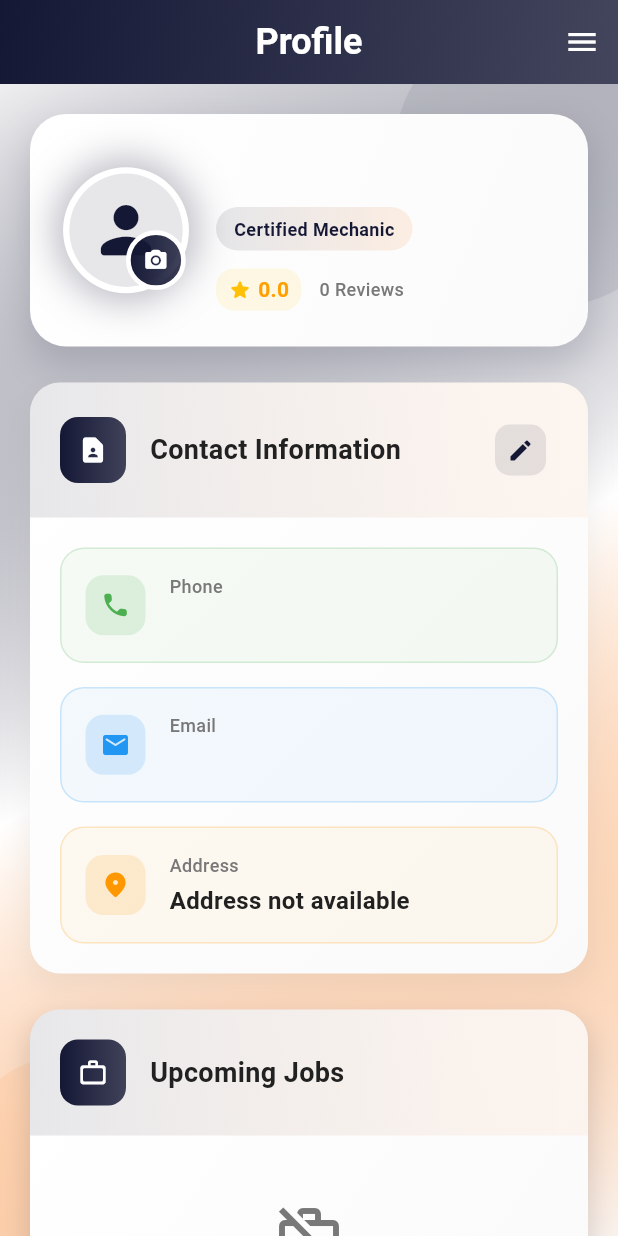
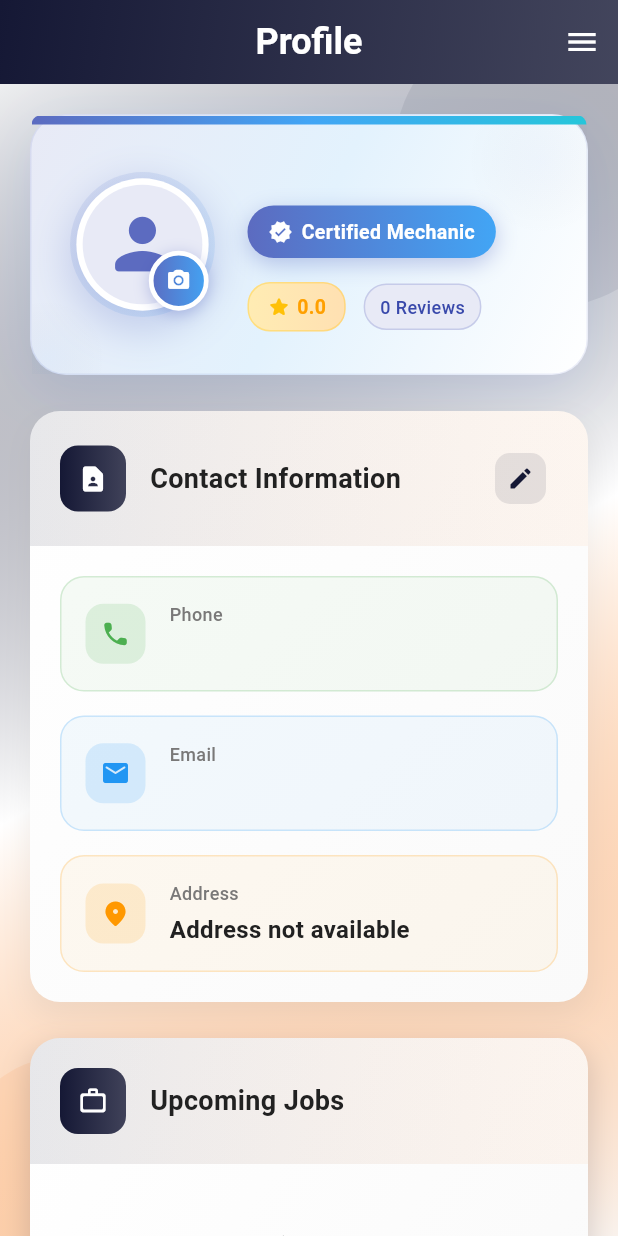
Before and after one commit to Abrar10592/MechaFind, a Flutter app: the MechanicProfile screen opened directly, on a phone screen of 412 x 824 dp. Run offline on Flutter 3.47's test engine with Material 3 defaults, Android fonts, the phone set to English and light mode, and no system bars; our stand-ins replace animated_text_kit, app_links, cached_network_image, easy_localization, flutter_map, flutter_rating_bar and 9 more; missing offline and left inert: flutter_polyline_points; accounts and stored records are empty; network calls fail; Roboto replaces fonts that are missing (Poppins); statements that could not run were skipped.

Commit message:
Mechanic Profile Section Bugs Fixed

```diff
--- a/lib/mechanic/mechanic_profile.dart
+++ b/lib/mechanic/mechanic_profile.dart
@@ -1365,27 +1365,101 @@ class _MechanicProfileState extends State<MechanicProfile> with TickerProviderSt
       decoration: BoxDecoration(
         gradient: LinearGradient(
           colors: [
+            Colors.indigo.shade50,
+            Colors.blue.shade50,
             Colors.white,
-            Colors.grey.shade50,
           ],
           begin: Alignment.topLeft,
           end: Alignment.bottomRight,
+          stops: [0.0, 0.5, 1.0],
         ),
         borderRadius: BorderRadius.circular(24),
+        border: Border.all(
+          color: Colors.indigo.withOpacity(0.1),
+          width: 1,
+        ),
         boxShadow: [
           BoxShadow(
-            color: AppColors.primary.withOpacity(0.15),
-            blurRadius: 20,
-            offset: const Offset(0, 10),
-            spreadRadius: 2,
-          ),
-        ],
-      ),
-      child: Padding(
-        padding: const EdgeInsets.all(24),
+            color: Colors.indigo.withOpacity(0.08),
+            blurRadius: 25,
+            offset: const Offset(0, 12),
+            spreadRadius: 0,
+          ),
+          BoxShadow(
+            color: Colors.blue.withOpacity(0.05),
+            blurRadius: 40,
+            offset: const Offset(0, 5),
+            spreadRadius: 5,
+          ),
+        ],
+      ),
+      child: Stack(
+        children: [
+          // Background Pattern
+          Positioned(
+            top: -20,
+            right: -20,
+            child: Container(
+              width: 100,
+              height: 100,
+              decoration: BoxDecoration(
+                shape: BoxShape.circle,
+                gradient: RadialGradient(
+                  colors: [
+                    Colors.indigo.withOpacity(0.03),
+                    Colors.transparent,
+                  ],
+                ),
+              ),
+            ),
+          ),
+          Positioned(
+            bottom: -30,
+            left: -30,
+            child: Container(
+              width: 80,
+              height: 80,
+              decoration: BoxDecoration(
+                shape: BoxShape.circle,
+                gradient: RadialGradient(
+                  colors: [
+                    Colors.blue.withOpacity(0.03),
+                    Colors.transparent,
+                  ],
+                ),
+              ),
+            ),
+          ),
+
+          // Header Banner
+          Positioned(
+            top: 0,
+            left: 0,
+            right: 0,
+            child: Container(
+              height: 6,
+              decoration: BoxDecoration(
+                gradient: LinearGradient(
+                  colors: [
+                    Colors.indigo.shade400,
+                    Colors.blue.shade400,
+                    Colors.cyan.shade400,
+                  ],
+                ),
+                borderRadius: BorderRadius.only(
+                  topLeft: Radius.circular(24),
+                  topRight: Radius.circular(24),
+                ),
+              ),
+            ),
+          ),
+
+          // Main Content
+          Padding(
+            padding: const EdgeInsets.all(28),
             child: Row(
               children: [
-            // Profile Image with Pulse Animation
+                // Profile Image with Enhanced Styling
                 AnimatedBuilder(
                   animation: _pulseAnimation,
                   builder: (context, child) {
@@ -1396,45 +1470,62 @@ class _MechanicProfileState extends State<MechanicProfile> with TickerProviderSt
                         child: Container(
                           decoration: BoxDecoration(
                             shape: BoxShape.circle,
+                            gradient: LinearGradient(
+                              colors: [
+                                Colors.indigo.withOpacity(0.1),
+                                Colors.blue.withOpacity(0.1),
+                              ],
+                              begin: Alignment.topLeft,
+                              end: Alignment.bottomRight,
+                            ),
                             boxShadow: [
                               BoxShadow(
-                            color: AppColors.primary.withOpacity(0.3),
+                                color: Colors.indigo.withOpacity(0.2),
                                 blurRadius: 20,
-                            spreadRadius: 5,
-                          ),
-                        ],
-                      ),
+                                spreadRadius: 2,
+                                offset: Offset(0, 8),
+                              ),
+                            ],
+                          ),
+                          padding: EdgeInsets.all(4),
                           child: Stack(
                             children: [
                               CircleAvatar(
-                            radius: 40,
+                                radius: 42,
                                 backgroundColor: Colors.white,
                                 child: CircleAvatar(
-                              radius: 36,
-                              backgroundColor: AppColors.primary.withOpacity(0.1),
+                                  radius: 38,
+                                  backgroundColor: Colors.indigo.shade50,
                                   backgroundImage: mechanicImageUrl.isNotEmpty
                                       ? NetworkImage(mechanicImageUrl)
                                       : _getProfileImage(),
                                   child: (mechanicImageUrl.isEmpty && !_hasProfileImage()) ? Icon(
                                     Icons.person_rounded,
-                                size: 48,
-                                color: AppColors.primary,
+                                    size: 52,
+                                    color: Colors.indigo.shade400,
                                   ) : null,
                                 ),
                               ),
                               Positioned(
-                            bottom: 2,
-                            right: 2,
+                                bottom: 0,
+                                right: 0,
                                 child: Container(
                                   decoration: BoxDecoration(
                                     gradient: LinearGradient(
                                       colors: [
-                                    AppColors.primary,
-                                    AppColors.primary.withOpacity(0.8),
+                                        Colors.indigo.shade400,
+                                        Colors.blue.shade400,
                                       ],
                                     ),
                                     shape: BoxShape.circle,
                                     border: Border.all(color: Colors.white, width: 3),
+                                    boxShadow: [
+                                      BoxShadow(
+                                        color: Colors.indigo.withOpacity(0.3),
+                                        blurRadius: 8,
+                                        offset: Offset(0, 2),
+                                      ),
+                                    ],
                                   ),
                                   padding: const EdgeInsets.all(8),
                                   child: const Icon(
@@ -1451,51 +1542,85 @@ class _MechanicProfileState extends State<MechanicProfile> with TickerProviderSt
                     );
                   },
                 ),
-            const SizedBox(width: 20),
-            // Profile Info
+                const SizedBox(width: 24),
+                // Profile Info with Enhanced Design
                 Expanded(
                   child: Column(
                     crossAxisAlignment: CrossAxisAlignment.start,
                     children: [
+                      // Name with enhanced styling
                       Text(
                         isLoadingProfile ? 'Loading...' : mechanicName,
                         style: AppTextStyles.heading.copyWith(
-                      fontSize: FontSizes.heading,
+                          fontSize: 22,
                           fontFamily: AppFonts.primaryFont,
-                      fontWeight: FontWeight.bold,
-                      color: AppColors.textPrimary,
-                    ),
-                  ),
-                  const SizedBox(height: 4),
+                          fontWeight: FontWeight.w700,
+                          color: Colors.indigo.shade800,
+                          height: 1.1,
+                        ),
+                      ),
+                      const SizedBox(height: 8),
+
+                      // Professional Badge
+                      Container(
+                        padding: const EdgeInsets.symmetric(horizontal: 14, vertical: 8),
+                        decoration: BoxDecoration(
+                          gradient: LinearGradient(
+                            colors: [
+                              Colors.indigo.shade400,
+                              Colors.blue.shade400,
+                            ],
+                            begin: Alignment.centerLeft,
+                            end: Alignment.centerRight,
+                          ),
+                          borderRadius: BorderRadius.circular(25),
+                          boxShadow: [
+                            BoxShadow(
+                              color: Colors.indigo.withOpacity(0.3),
+                              blurRadius: 12,
+                              offset: Offset(0, 4),
+                            ),
+                          ],
+                        ),
+                        child: Row(
+                          mainAxisSize: MainAxisSize.min,
+                          children: [
+                            Icon(
+                              Icons.verified,
+                              color: Colors.white,
+                              size: 16,
+                            ),
+                            SizedBox(width: 6),
+                            Text(
+                              isEnglish ? 'Certified Mechanic' : 'প্রত্যয়িত মেকানিক',
+                              style: TextStyle(
+                                color: Colors.white,
+                                fontWeight: FontWeight.w600,
+                                fontSize: 13,
+                              ),
+                            ),
+                          ],
+                        ),
+                      ),
+                      const SizedBox(height: 16),
+
+                      // Rating and Reviews with Enhanced Design
+                      Row(
+                        children: [
                           Container(
                             padding: const EdgeInsets.symmetric(horizontal: 12, vertical: 6),
                             decoration: BoxDecoration(
                               gradient: LinearGradient(
                                 colors: [
-                          AppColors.primary.withOpacity(0.1),
-                          AppColors.secondary.withOpacity(0.1),
-                        ],
-                      ),
-                      borderRadius: BorderRadius.circular(20),
-                    ),
-                    child: Text(
-                      isEnglish ? 'Certified Mechanic' : 'প্রত্যয়িত মেকানিক',
-                      style: AppTextStyles.label.copyWith(
-                        color: AppColors.primary,
-                        fontWeight: FontWeight.w600,
-                        fontSize: 12,
-                      ),
-                    ),
-                  ),
-                  const SizedBox(height: 12),
-                  // Rating and Reviews
-                  Row(
-                    children: [
-                      Container(
-                        padding: const EdgeInsets.symmetric(horizontal: 8, vertical: 4),
-                        decoration: BoxDecoration(
-                          color: Colors.amber.withOpacity(0.1),
-                          borderRadius: BorderRadius.circular(12),
+                                  Colors.amber.shade100,
+                                  Colors.orange.shade100,
+                                ],
+                              ),
+                              borderRadius: BorderRadius.circular(15),
+                              border: Border.all(
+                                color: Colors.amber.withOpacity(0.3),
+                                width: 1,
+                              ),
                             ),
                             child: Row(
                               mainAxisSize: MainAxisSize.min,
@@ -1504,33 +1629,48 @@ class _MechanicProfileState extends State<MechanicProfile> with TickerProviderSt
                                 const SizedBox(width: 4),
                                 Text(
                                   isLoadingProfile ? '0.0' : mechanicRating.toStringAsFixed(1),
-                              style: AppTextStyles.label.copyWith(
+                                  style: TextStyle(
                                     color: Colors.amber.shade700,
                                     fontWeight: FontWeight.w600,
+                                    fontSize: 13,
                                   ),
                                 ),
                               ],
                             ),
                           ),
                           const SizedBox(width: 12),
-                      Text(
+                          Container(
+                            padding: const EdgeInsets.symmetric(horizontal: 10, vertical: 6),
+                            decoration: BoxDecoration(
+                              color: Colors.indigo.shade50,
+                              borderRadius: BorderRadius.circular(15),
+                              border: Border.all(
+                                color: Colors.indigo.withOpacity(0.2),
+                                width: 1,
+                              ),
+                            ),
+                            child: Text(
                               isLoadingProfile
                                   ? (isEnglish ? 'Loading...' : 'লোড হচ্ছে...')
                                   : isEnglish
                                       ? '$totalReviews Reviews'
                                       : '$totalReviews পর্যালোচনা',
-                        style: AppTextStyles.label.copyWith(
-                          color: AppColors.textSecondary,
+                              style: TextStyle(
+                                color: Colors.indigo.shade600,
                                 fontSize: 12,
-                        ),
-                      ),
-                    ],
-                  ),
-                ],
-              ),
-            ),
-          ],
-        ),
+                                fontWeight: FontWeight.w500,
+                              ),
+                            ),
+                          ),
+                        ],
+                      ),
+                    ],
+                  ),
+                ),
+              ],
+            ),
+          ),
+        ],
       ),
     );
   }
```
Lines whose indentation alone changed are shown as unchanged.
